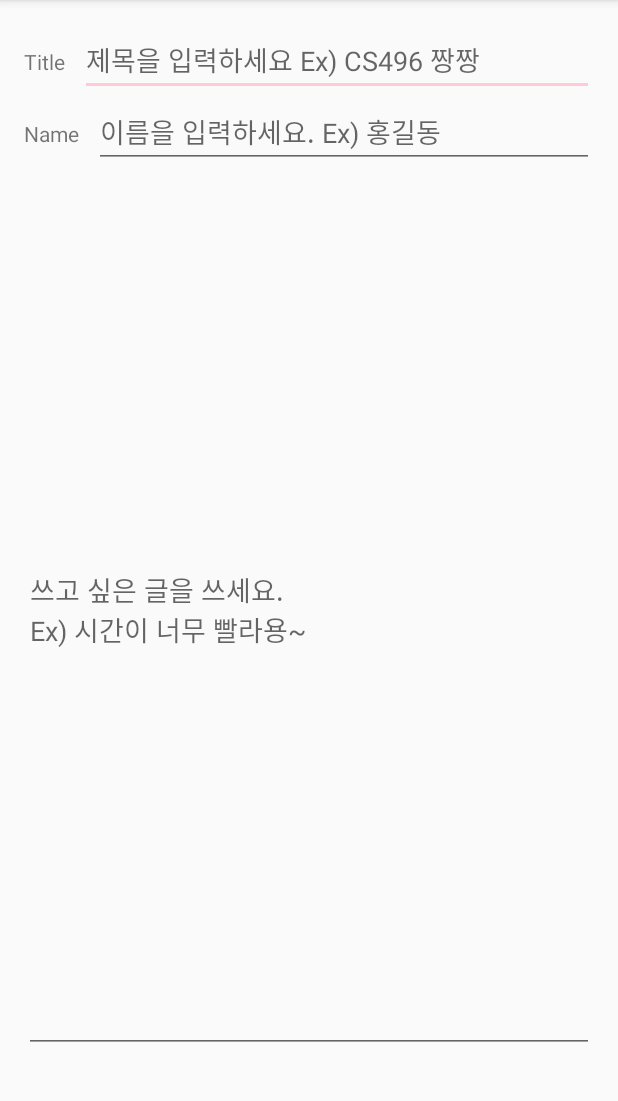
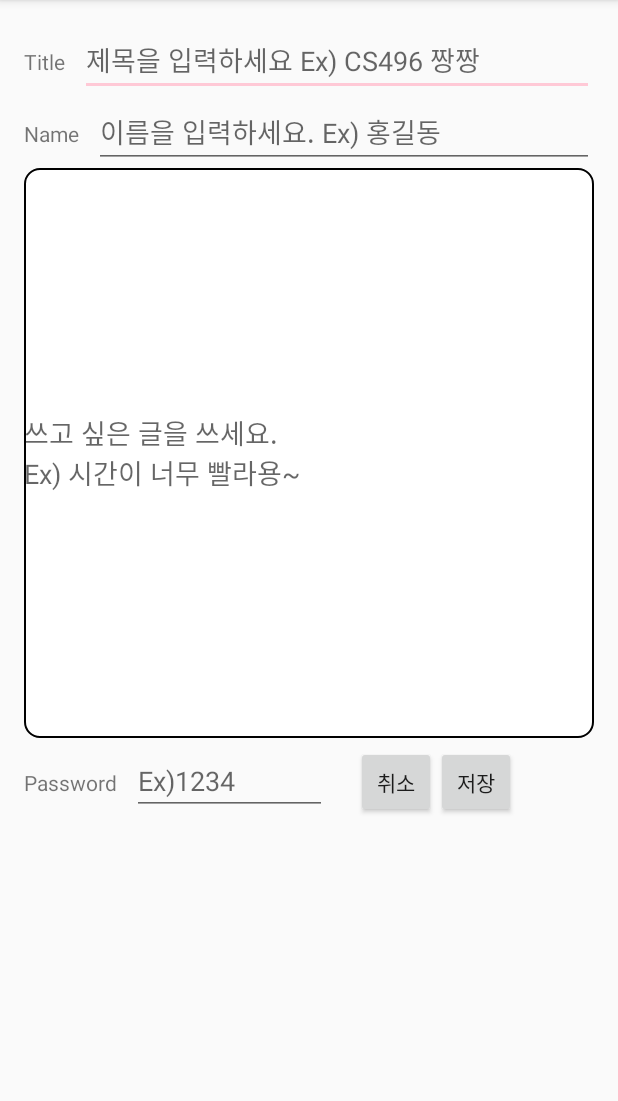
Before and after one commit to eunji6546/CS496_Project2, an Android app: the BulletinWirte screen opened directly, with no data from a screen before it, on a phone screen of 412 x 824 dp, the part 84-1185 px from its top. Run offline under Robolectric (Android 15) with nearby library versions, the phone set to English and light mode, and no system bars.

Commit message:
Bull add

```diff
--- a/app/src/main/java/com/example/q/practice_a/BulletinWirte.java
+++ b/app/src/main/java/com/example/q/practice_a/BulletinWirte.java
@@ -2,6 +2,14 @@ package com.example.q.practice_a;
 
 import android.support.v7.app.AppCompatActivity;
 import android.os.Bundle;
+import android.util.Log;
+import android.view.View;
+import android.widget.Button;
+import android.widget.EditText;
+import android.widget.Toast;
+
+import org.json.JSONException;
+import org.json.JSONObject;
 
 public class BulletinWirte extends AppCompatActivity {
 
@@ -9,5 +17,50 @@ public class BulletinWirte extends AppCompatActivity {
     protected void onCreate(Bundle savedInstanceState) {
         super.onCreate(savedInstanceState);
         setContentView(R.layout.activity_bulletin_wirte);
+
+        Button storebtn = (Button)findViewById(R.id.storebtn);
+        Button cancelbtn = (Button)findViewById(R.id.cancelbtn);
+
+        if (cancelbtn != null) {
+            cancelbtn.setOnClickListener(new View.OnClickListener() {
+
+                @Override
+                public void onClick(View v) {
+                    // TODO Auto-generated method stub
+                    Toast.makeText(getBaseContext(), "길게 누르시면 기록이 지워집니다.",  Toast.LENGTH_LONG).show();
+                }
+            });
+            cancelbtn.setOnLongClickListener(new View.OnLongClickListener() {
+
+                @Override
+                public boolean onLongClick(View v) {
+                    // TODO Auto-generated method stub
+                    Toast.makeText(getBaseContext(), "삭제합니다.",  Toast.LENGTH_LONG).show();
+                    return true;
+                }
+            });
+        }
+        if (storebtn != null) {
+            storebtn.setOnClickListener(new View.OnClickListener() {
+                @Override
+                public void onClick(View v) {
+                    Toast.makeText(getBaseContext(), "저장 중 입니다..",  Toast.LENGTH_LONG).show();
+                    EditText name = (EditText)findViewById(R.id.writer);
+                    EditText pw = (EditText)findViewById(R.id.pw);
+                    EditText title = (EditText)findViewById(R.id.title);
+                    EditText text = (EditText)findViewById(R.id.text);
+                    JSONObject jo = new JSONObject();
+                    try {
+                        jo.put("pw",pw.getText().toString());
+                        jo.put("name",name.getText().toString());
+                        jo.put("title",title.getText().toString());
+                        jo.put("text",text.getText().toString());
+                    } catch (JSONException e) {
+                        e.printStackTrace();
+                        Log.e("JSON","~~~~~~~~~~");
+                    }
+                }
+            });
+        }
     }
 }
--- a/app/src/main/java/com/example/q/practice_a/MyActivity.java
+++ b/app/src/main/java/com/example/q/practice_a/MyActivity.java
@@ -59,7 +59,6 @@ public class MyActivity extends AppCompatActivity {
 
         TabLayout tabLayout = (TabLayout) findViewById(R.id.tabs);
         tabLayout.setupWithViewPager(mViewPager);
-        tabLayout.getTabAt(0).setIcon(R.drawable.icon_friends);
 
     }
 
--- a/app/src/main/res/layout/activity_bulletin_wirte.xml
+++ b/app/src/main/res/layout/activity_bulletin_wirte.xml
@@ -19,12 +19,13 @@
             android:text="Title"/>
 
         <EditText
+            android:id="@+id/title"
             android:layout_width="match_parent"
             android:layout_height="wrap_content"
             android:layout_marginLeft="10dp"
             android:hint="@string/title" />
+    </LinearLayout>
 
-    </LinearLayout>
     <LinearLayout
         android:layout_width="match_parent"
         android:layout_height="wrap_content">
@@ -35,6 +36,7 @@
             android:text="Name"/>
 
         <EditText
+            android:id="@+id/writer"
             android:layout_width="match_parent"
             android:layout_height="wrap_content"
             android:layout_marginLeft="10dp"
@@ -43,9 +45,39 @@
     </LinearLayout>
 
     <EditText
+        android:id="@+id/text"
         android:layout_width="match_parent"
-        android:layout_height="match_parent"
-        android:layout_marginBottom="50dp"
-        android:hint="@string/text" />
+        android:layout_height="380dp"
+        android:hint="@string/text"
+        android:background="@layout/border"/>
+
+    <LinearLayout
+        android:layout_width="match_parent"
+        android:layout_height="wrap_content"
+        android:layout_marginTop="5dp">
+        <TextView
+            android:layout_width="wrap_content"
+            android:layout_height="wrap_content"
+            android:text="Password"/>
+
+        <EditText
+            android:id="@+id/pw"
+            android:layout_width="130dp"
+            android:layout_height="wrap_content"
+            android:layout_marginLeft="10dp"
+            android:hint="Ex)1234" />
+
+        <Button
+            android:layout_marginLeft="19dp"
+            android:id="@+id/cancelbtn"
+            android:layout_width="53dp"
+            android:layout_height="wrap_content"
+            android:text="취소"/>
+        <Button
+            android:id="@+id/storebtn"
+            android:layout_width="53dp"
+            android:layout_height="wrap_content"
+            android:text="저장"/>
+    </LinearLayout>
 
 </LinearLayout>
```
Also changed, not shown: app/src/main/AndroidManifest.xml (+2 -5 lines), app/src/main/res/layout/border.xml (added, +21 -0 lines).
